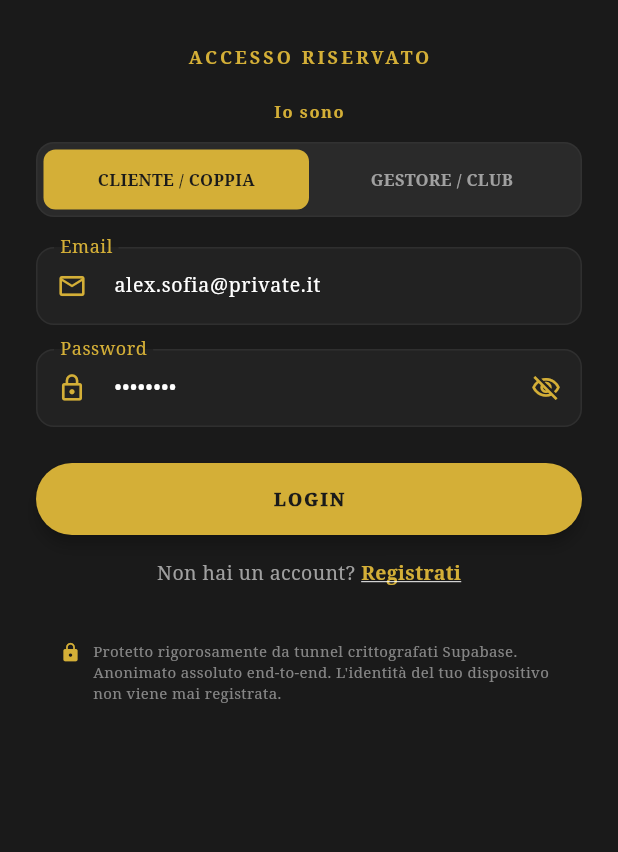
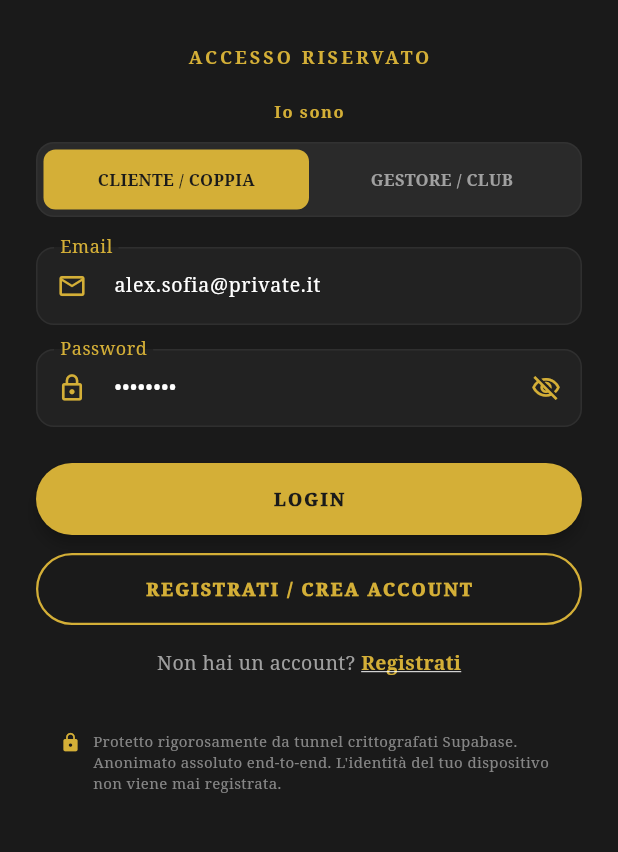
Before and after one commit to Fuchs665/Ecora-2.0, a Flutter app: the AuthScreen screen opened directly, on a phone screen of 412 x 824 dp, the part 272-1124 px from its top. Run offline on Flutter 3.47's test engine with Material 3 defaults, Android fonts, the phone set to English and light mode, and no system bars; our stand-ins replace local_auth, supabase_flutter; accounts and stored records are empty; network calls fail.

Commit message:
feat: add registration navigation and update label
Add a registration entry button to the login view and update the registration submission text for better clarity.

```diff
--- a/lib/main.dart
+++ b/lib/main.dart
@@ -1215,6 +1215,32 @@
                           ),
                   ),
                 ),
+                const SizedBox(height: 12),
+                SizedBox(
+                  width: double.infinity,
+                  height: 48,
+                  child: OutlinedButton(
+                    style: OutlinedButton.styleFrom(
+                      side: const BorderSide(color: premiumGold, width: 1.5),
+                      shape: RoundedCornerShape(24),
+                      foregroundColor: premiumGold,
+                    ),
+                    onPressed: () {
+                      setState(() {
+                        _isLogin = false;
+                        _errorMessage = null;
+                      });
+                    },
+                    child: const Text(
+                      "REGISTRATI / CREA ACCOUNT",
+                      style: TextStyle(
+                        fontWeight: FontWeight.w900,
+                        fontSize: 12,
+                        letterSpacing: 1.5,
+                      ),
+                    ),
+                  ),
+                ),
               ] else ...[
                 // --- REGISTRATION FORM FIELDS ---
                 // 1. Nickname
@@ -1402,13 +1428,39 @@
                             ),
                           )
                         : const Text(
-                            "ISCRIVITI",
+                            "REGISTRATI ORA",
                             style: TextStyle(
                               fontWeight: FontWeight.w900,
                               fontSize: 12,
                               letterSpacing: 1.5,
                             ),
                           ),
+                  ),
+                ),
+                const SizedBox(height: 12),
+                SizedBox(
+                  width: double.infinity,
+                  height: 48,
+                  child: OutlinedButton(
+                    style: OutlinedButton.styleFrom(
+                      side: const BorderSide(color: premiumGold, width: 1.5),
+                      shape: RoundedCornerShape(24),
+                      foregroundColor: premiumGold,
+                    ),
+                    onPressed: () {
+                      setState(() {
+                        _isLogin = true;
+                        _errorMessage = null;
+                      });
+                    },
+                    child: const Text(
+                      "TORNA AL LOGIN",
+                      style: TextStyle(
+                        fontWeight: FontWeight.w900,
+                        fontSize: 12,
+                        letterSpacing: 1.5,
+                      ),
+                    ),
                   ),
                 ),
               ],
```
